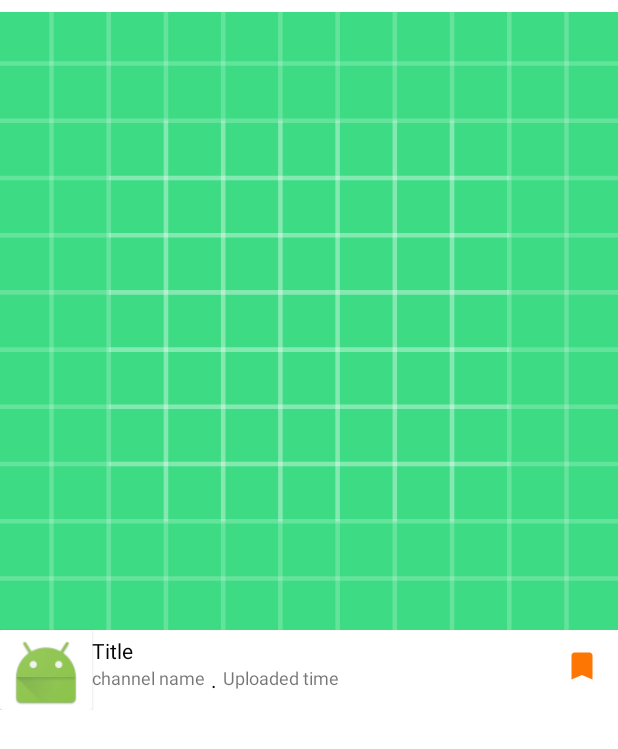
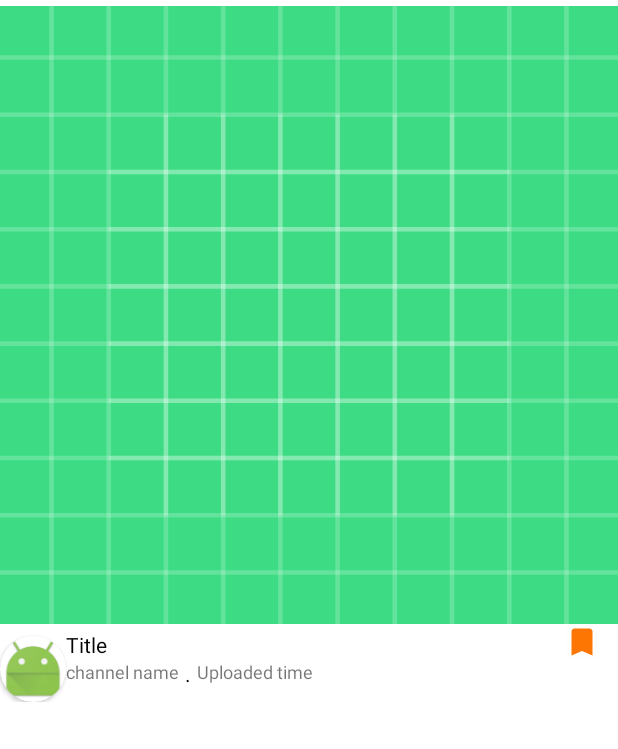
Before and after one commit to Improve10X/BoostUpMyself, an Android app: the layout home_screen_item.xml on its own in the app's theme, with its tools: preview values and no code run, on a phone screen of 412 x 824 dp. Shown: the top 749 px of the screen. Run offline under Robolectric (Android 15) with nearby library versions, the phone set to English and light mode, and no system bars.

Commit message:
I did some changes in home_screen_item.xml for channel logo size card view

```diff
--- /dev/null
+++ b/app/src/main/res/drawable/baseline_playlist_add_check_circle_24.xml
@@ -0,0 +1,5 @@
+<vector android:height="24dp" android:tint="#FC7414"
+    android:viewportHeight="24" android:viewportWidth="24"
+    android:width="24dp" xmlns:android="http://schemas.android.com/apk/res/android">
+    <path android:fillColor="@android:color/white" android:pathData="M12,2C6.48,2 2,6.48 2,12c0,5.52 4.48,10 10,10c5.52,0 10,-4.48 10,-10C22,6.48 17.52,2 12,2zM7,7h7v2H7V7zM7,10h7v2H7V10zM10,15H7v-2h3V15zM14.05,18.36l-2.83,-2.83l1.41,-1.41l1.41,1.41L17.59,12L19,13.41L14.05,18.36z"/>
+</vector>
--- a/app/src/main/res/layout/home_screen_item.xml
+++ b/app/src/main/res/layout/home_screen_item.xml
@@ -5,12 +5,12 @@
     android:layout_width="match_parent"
     android:layout_height="wrap_content"
     android:orientation="vertical"
-    android:paddingTop="8dp"
+    android:paddingTop="4dp"
     android:paddingBottom="4dp">
 
     <androidx.constraintlayout.widget.ConstraintLayout
         android:layout_width="match_parent"
-        android:layout_height="match_parent">
+        android:layout_height="wrap_content">
 
         <ImageView
             android:id="@+id/video_img"
@@ -25,16 +25,18 @@
 
         <androidx.cardview.widget.CardView
             android:id="@+id/cardView"
-            android:layout_width="wrap_content"
+            android:layout_width="0dp"
             android:layout_height="wrap_content"
+            android:layout_marginTop="8dp"
+            app:cardCornerRadius="100dp"
             app:layout_constraintStart_toStartOf="parent"
-            app:layout_constraintTop_toBottomOf="@+id/video_img">
+            app:layout_constraintTop_toTopOf="@+id/video_title_txt">
 
             <ImageView
                 android:id="@+id/channel_logo_img"
-                android:layout_width="61dp"
-                android:layout_height="53dp"
-                android:paddingTop="4dp"
+                android:layout_width="44dp"
+                android:layout_height="44dp"
+                android:adjustViewBounds="true"
                 app:srcCompat="@android:mipmap/sym_def_app_icon" />
         </androidx.cardview.widget.CardView>
 
@@ -42,7 +44,7 @@
             android:id="@+id/video_title_txt"
             android:layout_width="0dp"
             android:layout_height="wrap_content"
-            android:ellipsize="end"
+            android:ellipsize="none"
             android:maxLines="2"
             android:paddingTop="4dp"
             android:text="Title"
@@ -86,9 +88,9 @@
             android:id="@+id/save_img_btn"
             android:layout_width="wrap_content"
             android:layout_height="wrap_content"
-            android:layout_marginTop="12dp"
             android:layout_marginEnd="12dp"
             android:background="#FFFEFE"
+            app:layout_constraintBottom_toBottomOf="@+id/video_title_txt"
             app:layout_constraintEnd_toEndOf="parent"
             app:layout_constraintTop_toBottomOf="@+id/video_img"
             app:srcCompat="@drawable/ic_baseline_bookmark_24" />
```
